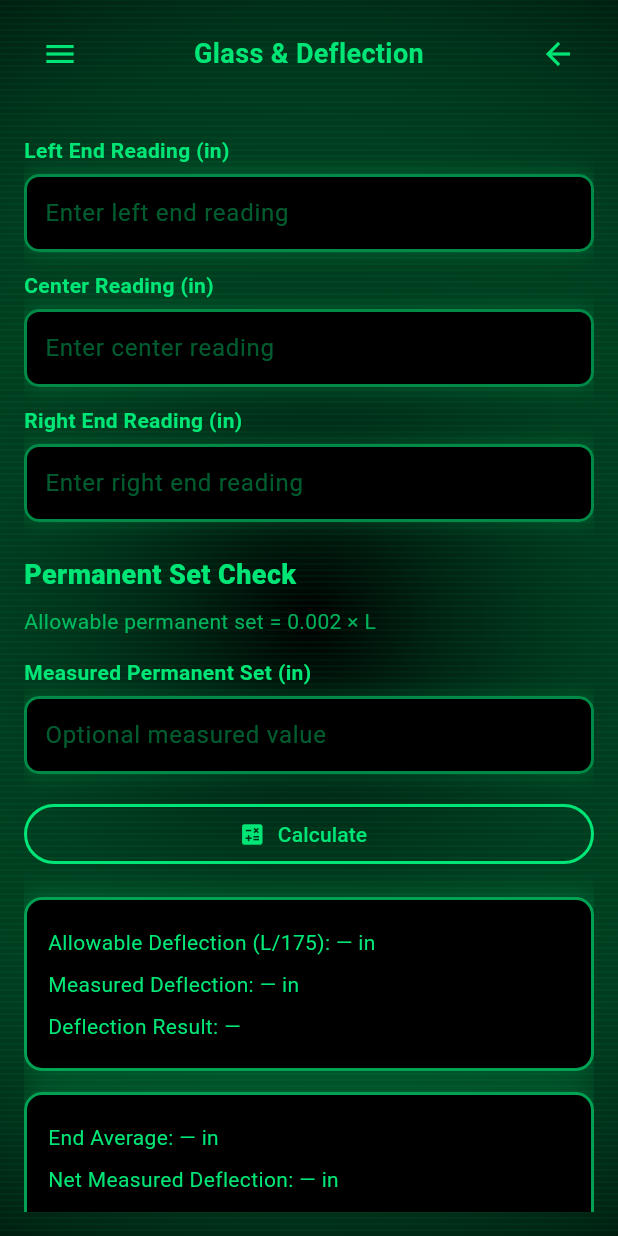
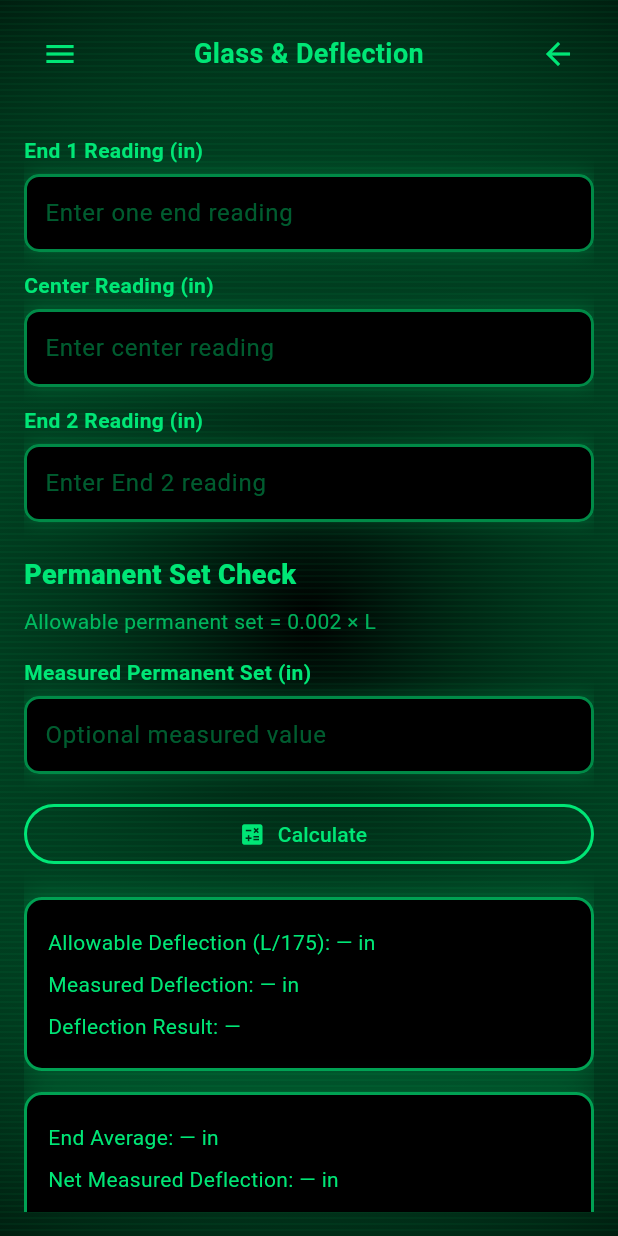
Before and after one commit to JvSlice/Ultimate-Window-Engineer-Tool, a Flutter app: the GlassDeflectionPage screen opened directly, scrolled down 560 dp, on a phone screen of 412 x 824 dp. Run offline on Flutter 3.47's test engine with Material 3 defaults, Android fonts, the phone set to English and light mode, and no system bars; our stand-ins replace shared_preferences; accounts and stored records are empty.

Commit message:
adjusted labels for clarity

```diff
--- a/lib/main.dart
+++ b/lib/main.dart
@@ -111,7 +111,7 @@ class MainMenuPage extends StatelessWidget {
                 terminalButton(context, "Reference it", () {
                   openPage(context, ReferenceHomePage());
                 }),
-                terminalButton(context, "window testing tools coming soon", () {
+                terminalButton(context, "Window Testing Tools", () {
                   openPage(context, WindowTestingToolsPage());
                 }),
                 //terminalButton("coming soon 5"),
--- a/lib/window_testing_tools/glass_deflection_page.dart
+++ b/lib/window_testing_tools/glass_deflection_page.dart
@@ -209,8 +209,8 @@ class _GlassDeflectionPageState extends State<GlassDeflectionPage> {
 
             terminalNumberField(
               accent: accent,
-              label: 'Left End Reading (in)',
-              hint: 'Enter left end reading',
+              label: 'End 1 Reading (in)',
+              hint: 'Enter one end reading',
               controller: leftEndCtrl,
             ),
             const SizedBox(height: 12),
@@ -225,8 +225,8 @@ class _GlassDeflectionPageState extends State<GlassDeflectionPage> {
 
             terminalNumberField(
               accent: accent,
-              label: 'Right End Reading (in)',
-              hint: 'Enter right end reading',
+              label: 'End 2 Reading (in)',
+              hint: 'Enter End 2 reading',
               controller: rightEndCtrl,
             ),
 
```
